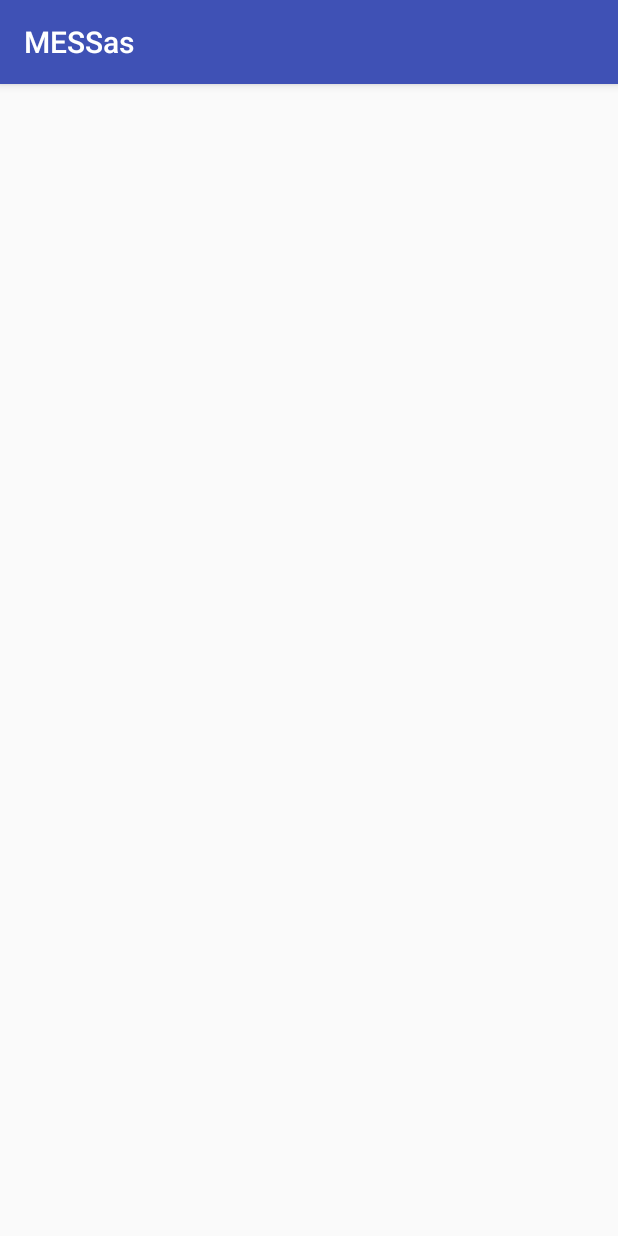
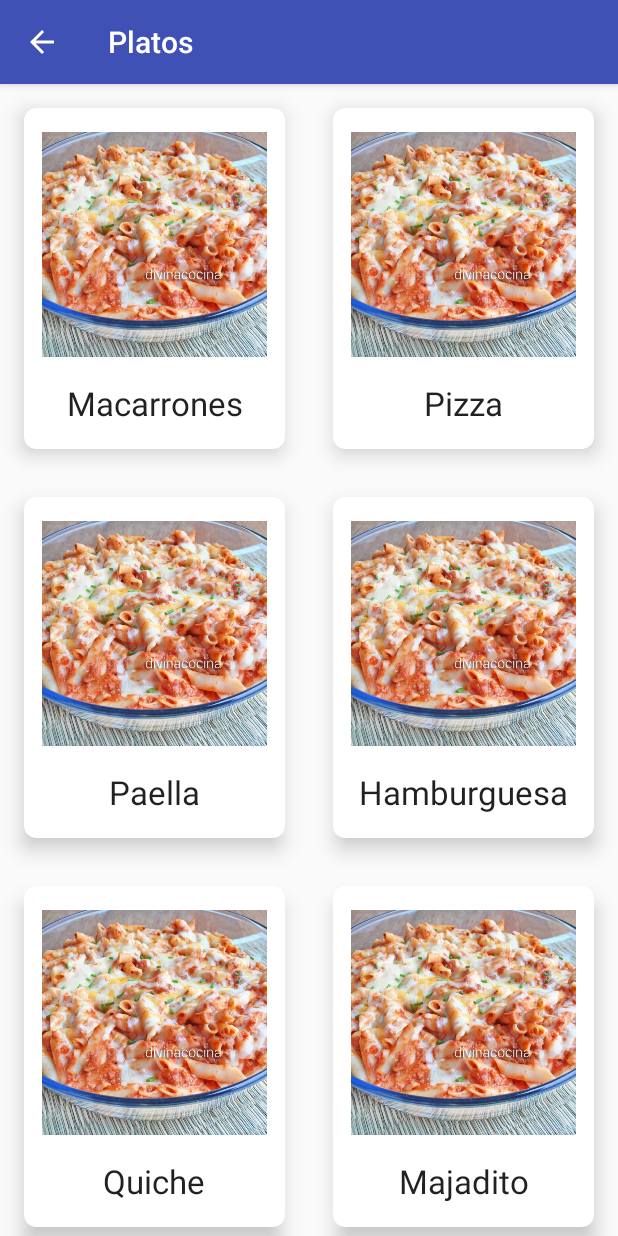
Before and after one commit to rodrigolc5388/MESSas, an Android app: the PlatesActivity screen opened directly, with no data from a screen before it, on a phone screen of 412 x 824 dp. Run offline under Robolectric (Android 15) with nearby library versions, the phone set to English and light mode, and no system bars; 1 statement that could not run was skipped.

Commit message:
PlatesActivity implemented; to fix: data is hardcoded

```diff
--- a/app/src/main/java/com/example/rodrigo/messas/activity/PlatesActivity.kt
+++ b/app/src/main/java/com/example/rodrigo/messas/activity/PlatesActivity.kt
@@ -1,13 +1,56 @@
 package com.example.rodrigo.messas.activity
 
+import android.os.Bundle
 import android.support.v7.app.AppCompatActivity
-import android.os.Bundle
+import android.support.v7.widget.DefaultItemAnimator
+import android.support.v7.widget.GridLayoutManager
+import android.support.v7.widget.RecyclerView
+import android.view.MenuItem
 import com.example.rodrigo.messas.R
+import com.example.rodrigo.messas.adapter.TableRecyclerViewAdapter
+import com.example.rodrigo.messas.model.Plate
 
 class PlatesActivity : AppCompatActivity() {
+
+    //ESTO DEBERÁ DESCARGAR SUS DATOS
+    var plates: List<Plate>? = listOf(
+            Plate("Macarrones"),
+            Plate("Pizza"),
+            Plate("Paella"),
+            Plate("Hamburguesa"),
+            Plate("Quiche"),
+            Plate("Majadito")
+    )
+    /*set(value) {
+            val adapter = TableRecyclerViewAdapter(value)
+            platesList.adapter = adapter
+
+        }*/
+
+    lateinit var platesList: RecyclerView
+
 
     override fun onCreate(savedInstanceState: Bundle?) {
         super.onCreate(savedInstanceState)
         setContentView(R.layout.activity_plates)
+
+        // TITLE AL CENTRO; NOMBRE A UN RECURSO
+        supportActionBar?.title = "Platos"
+        supportActionBar?.setDisplayHomeAsUpEnabled(true)
+
+        platesList = findViewById(R.id.plates_list)
+        platesList.layoutManager = GridLayoutManager(this, 2)
+        platesList.itemAnimator = DefaultItemAnimator()
+        val adapter = TableRecyclerViewAdapter(plates)
+        platesList.adapter = adapter
+    }
+
+    override fun onOptionsItemSelected(item: MenuItem?): Boolean {
+        if (item?.itemId == android.R.id.home) {
+            // Sabemos que se ha pulsado la flecha de 'back'
+            finish()
+            return true
+        }
+        return super.onOptionsItemSelected(item)
     }
 }
--- a/app/src/main/res/layout/activity_plates.xml
+++ b/app/src/main/res/layout/activity_plates.xml
@@ -1,9 +1,15 @@
 <?xml version="1.0" encoding="utf-8"?>
-<android.support.constraint.ConstraintLayout xmlns:android="http://schemas.android.com/apk/res/android"
+<android.support.constraint.ConstraintLayout
+    xmlns:android="http://schemas.android.com/apk/res/android"
     xmlns:app="http://schemas.android.com/apk/res-auto"
     xmlns:tools="http://schemas.android.com/tools"
     android:layout_width="match_parent"
     android:layout_height="match_parent"
     tools:context="com.example.rodrigo.messas.activity.PlatesActivity">
 
+    <android.support.v7.widget.RecyclerView
+        android:id="@+id/plates_list"
+        android:layout_width="match_parent"
+        android:layout_height="match_parent"/>
+
 </android.support.constraint.ConstraintLayout>
```
Also changed, not shown: app/src/main/java/com/example/rodrigo/messas/MainActivity.kt (deleted, +0 -12 lines), app/src/main/res/layout/activity_main.xml (deleted, +0 -18 lines).
